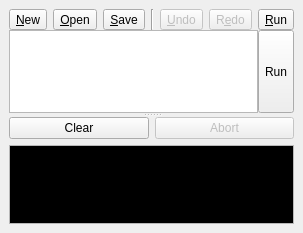
Qt form src/dialogs/dock/dock_script_log.ui (mbasaglia/Knotter) before a commit.
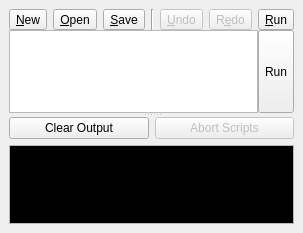
The same form after that commit. Icons and pictures are not drawn. Custom widgets are drawn as their Qt base class.

Patch:
```diff
--- a/src/dialogs/dock/dock_script_log.ui
+++ b/src/dialogs/dock/dock_script_log.ui
@@ -221,7 +221,7 @@
           <item>
            <widget class="QPushButton" name="button_clear_output">
             <property name="text">
-             <string>Clear</string>
+             <string>Clear Output</string>
             </property>
             <property name="icon">
              <iconset theme="edit-clear-list">
@@ -239,7 +239,7 @@
              <string>Stop the currently running script</string>
             </property>
             <property name="text">
-             <string>Abort</string>
+             <string>Abort Scripts</string>
             </property>
             <property name="icon">
              <iconset theme="process-stop">
```
Left out of the diff: 16 changed lines with no effect on the pictures.
